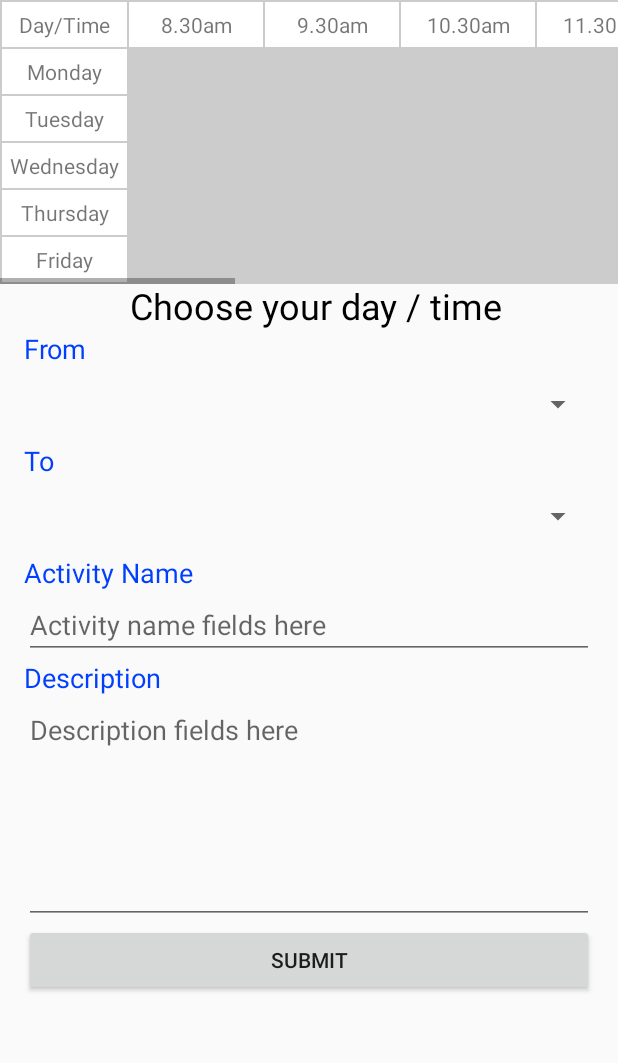
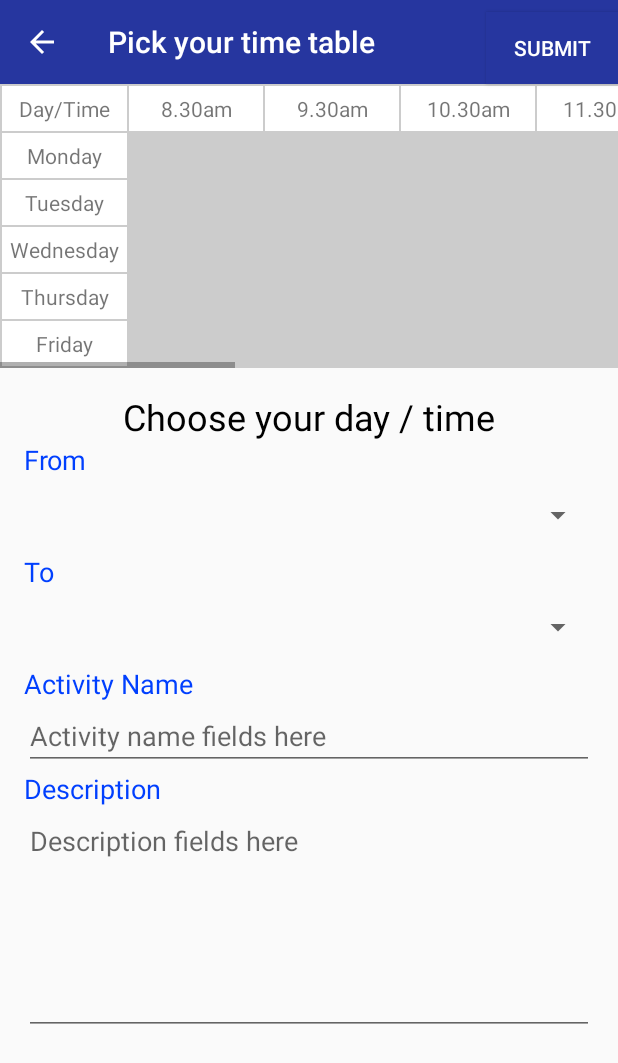
Before and after one commit to piteli/Boolas-android, an Android app: the table screen opened directly, with no data from a screen before it, on a phone screen of 412 x 824 dp. Shown: the top 1063 px of the screen. Run offline under Robolectric (Android 15) with nearby library versions, the phone set to English and light mode, and no system bars; our stand-ins replace Volley; network calls fail.

Commit message:
added toobar in table activity

```diff
--- a/app/src/main/java/com/rush/wender/boolas/dk.java
+++ b/app/src/main/java/com/rush/wender/boolas/dk.java
@@ -143,10 +143,10 @@ public class dk extends AppCompatActivity {
             } catch (InterruptedException e) {
                 alertDialog.setTitle("Error Downloading");
                 alertDialog.setMessage("Oops, seems like targeted scrapped web has been changed");
-                alertDialog.setButton(AlertDialog.BUTTON_NEUTRAL, "OK",
+                alertDialog.setButton(AlertDialog.BUTTON_NEUTRAL, "Try again",
                         new DialogInterface.OnClickListener() {
                             public void onClick(DialogInterface dialog, int which) {
-                                dialog.dismiss();
+                                recreate();
                             }
                         });
                 alertDialog.show();
@@ -156,10 +156,10 @@ public class dk extends AppCompatActivity {
             } catch (ExecutionException e) {
                 alertDialog.setTitle("Error Downloading");
                 alertDialog.setMessage("Oops, seems like targeted scrapped web has been changed");
-                alertDialog.setButton(AlertDialog.BUTTON_NEUTRAL, "OK",
+                alertDialog.setButton(AlertDialog.BUTTON_NEUTRAL, "Try again",
                         new DialogInterface.OnClickListener() {
                             public void onClick(DialogInterface dialog, int which) {
-                                dialog.dismiss();
+                                recreate();
                             }
                         });
                 alertDialog.show();
--- a/app/src/main/java/com/rush/wender/boolas/table.java
+++ b/app/src/main/java/com/rush/wender/boolas/table.java
@@ -7,6 +7,7 @@ import android.graphics.Color;
 import android.net.Uri;
 import android.support.v7.app.AppCompatActivity;
 import android.os.Bundle;
+import android.support.v7.widget.Toolbar;
 import android.view.View;
 import android.widget.AdapterView;
 import android.widget.ArrayAdapter;
@@ -51,7 +52,7 @@ public class table extends AppCompatActivity {
     private ArrayList<String> collectDay;
     private ArrayAdapter<String> arrayAdapter;
     private ArrayAdapter<String> arrayAdapter2;
-    private LinkedHashMap<String, String> isnin;
+    private HashMap<String, String> isnin;
     private HashMap<String, String> selasa;
     private HashMap<String, String> rabu;
     private HashMap<String, String> khamis;
@@ -67,6 +68,7 @@ public class table extends AppCompatActivity {
     private EditText desc;
     private ProgressDialog progressDialog;
     private ProgressDialog progressDialog2;
+    private Toolbar toolbar;
 
 
 
@@ -75,10 +77,16 @@ public class table extends AppCompatActivity {
         super.onCreate(savedInstanceState);
         setContentView(R.layout.activity_table);
 
+        toolbar = (Toolbar)findViewById(R.id.toolbar);
+        setSupportActionBar(toolbar);
+        getSupportActionBar().setDisplayHomeAsUpEnabled(true);
+
+        getSupportActionBar().setTitle("Pick your time table");
+
         Intent intent = getIntent();
         String hantar2 = intent.getStringExtra("hantar2");
 
-        isnin = new LinkedHashMap <String, String>();
+        isnin = new HashMap <String, String>();
         selasa = new HashMap<String, String>();
         rabu = new HashMap<String, String>();
         khamis = new HashMap<String, String>();
@@ -405,7 +413,7 @@ public class table extends AppCompatActivity {
             }
         });
 
-        hantar = (Button)findViewById(R.id.hantarTab);
+        hantar = (Button)findViewById(R.id.HantarTab);
 
         hantar.setOnClickListener(new View.OnClickListener() {
             @Override
--- a/app/src/main/res/layout/activity_table.xml
+++ b/app/src/main/res/layout/activity_table.xml
@@ -8,12 +8,24 @@
     xmlns:android="http://schemas.android.com/apk/res/android"
     android:layout_height="match_parent"
     android:focusable="true"
-    android:focusableInTouchMode="true">
+    android:focusableInTouchMode="true"
+    android:id="@+id/relative1">
+
+    <include
+        android:layout_height="wrap_content"
+        android:layout_width="match_parent"
+        layout="@layout/toolbar_layout" >
+
+
+
+    </include>
 
 
     <HorizontalScrollView
+        android:id="@+id/scrollhorizontal"
         android:layout_width="fill_parent"
-        android:layout_height="wrap_content">
+        android:layout_height="wrap_content"
+        android:layout_below="@+id/toolbar">
 
 <TableLayout xmlns:android="http://schemas.android.com/apk/res/android"
 
@@ -21,7 +33,8 @@
     android:layout_height="wrap_content"
     android:background="#CCC"
     android:paddingTop="1dp"
-    android:id="@+id/Table01">
+    android:id="@+id/Table01"
+    >
 
     <TableRow
         android:background="#CCC"
@@ -1117,9 +1130,9 @@
         android:paddingRight="@dimen/activity_horizontal_margin"
         android:paddingTop="@dimen/activity_vertical_margin"
         android:orientation="vertical"
-        android:layout_alignParentTop="true"
         android:layout_alignParentLeft="true"
-        android:layout_alignParentStart="true">
+        android:layout_alignParentStart="true"
+        android:layout_below="@+id/scrollhorizontal">
 
 
         <TextView
@@ -1129,13 +1142,10 @@
             android:textAlignment="center"
             android:id="@+id/queryTimeTable"
             android:textSize="24sp"
+            android:textColor="#000000"
             android:layout_alignParentTop="true"
-            android:layout_alignParentLeft="true"
-            android:layout_alignParentStart="true"
-            android:layout_marginLeft="10dp"
-            android:layout_marginStart="10dp"
-            android:layout_marginTop="171dp"
-            android:textColor="#000000" />
+            android:layout_alignParentRight="true"
+            android:layout_alignParentEnd="true" />
 
         <Spinner
             android:id="@+id/droDay"
@@ -1221,18 +1231,18 @@
         android:scrollbars="vertical"
  />
 
-        <Button
-            android:id="@+id/hantarTab"
-            android:layout_width="wrap_content"
-            android:layout_height="wrap_content"
-            android:layout_below="@+id/activityDesc"
-            android:layout_alignParentRight="true"
-            android:layout_alignParentEnd="true"
-            android:layout_alignParentLeft="true"
-            android:layout_alignParentStart="true"
-            android:text="Submit"/>
+    </RelativeLayout>
 
-    </RelativeLayout>
+    <Button
+        android:id="@+id/HantarTab"
+        android:layout_width="wrap_content"
+        android:layout_height="wrap_content"
+        android:layout_above="@+id/scrollhorizontal"
+        android:layout_alignParentEnd="true"
+        android:layout_alignParentRight="true"
+        android:background="@color/colorPrimaryDark"
+        android:text="Submit"
+        android:textColor="@color/cardview_light_background" />
 
 
 </RelativeLayout>
```
